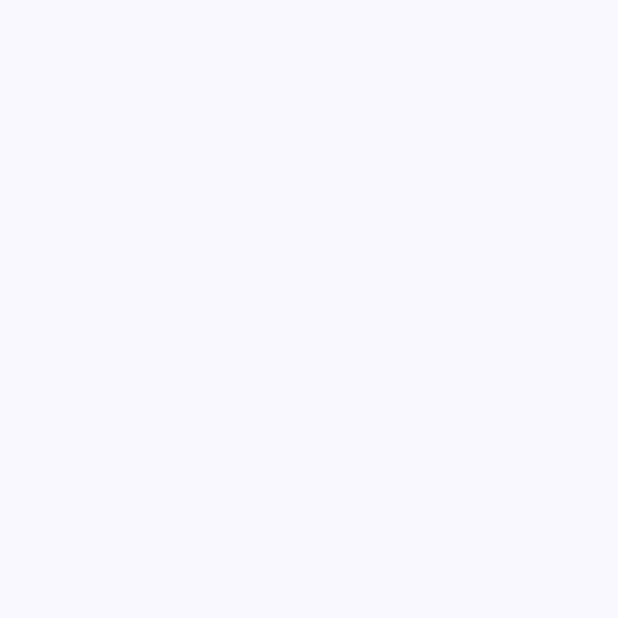
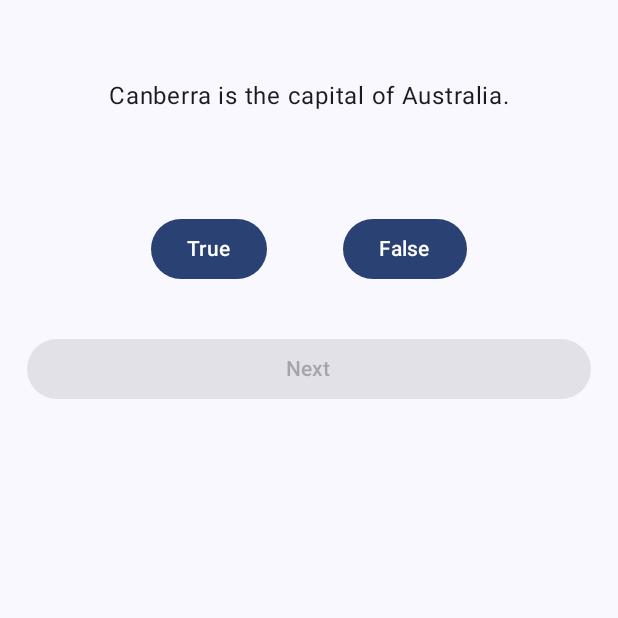
Before and after one commit to Zubarev06/lab6, an Android app built with Jetpack Compose: the screen it shows after launch (MainActivity), on a phone screen of 412 x 824 dp, the top half of it. Before the commit the part shown is empty. Run offline under Robolectric (Android 15) with nearby library versions, the phone set to English and light mode, and no system bars.

Commit message:
Quiz designee

```diff
--- a/app/src/main/java/com/example/geoquiz/MainActivity.kt
+++ b/app/src/main/java/com/example/geoquiz/MainActivity.kt
@@ -4,7 +4,10 @@ import android.os.Bundle
 import androidx.activity.ComponentActivity
 import androidx.activity.compose.setContent
 import androidx.activity.enableEdgeToEdge
+import androidx.compose.foundation.layout.Arrangement
+import androidx.compose.foundation.layout.Column
 import androidx.compose.foundation.layout.fillMaxSize
+import androidx.compose.foundation.layout.fillMaxWidth
 import androidx.compose.foundation.layout.padding
 import androidx.compose.material3.Scaffold
 import androidx.compose.material3.Text
@@ -17,6 +20,11 @@ import androidx.compose.ui.Modifier
 import androidx.compose.ui.tooling.preview.Preview
 import com.example.geoquiz.ui.theme.GeoQuizTheme
 import androidx.compose.runtime.getValue
+import androidx.compose.ui.Alignment
+import androidx.compose.ui.unit.dp
+import androidx.compose.foundation.layout.Row
+import androidx.compose.material3.Button
+import androidx.compose.ui.draw.alpha
 
 class MainActivity : ComponentActivity() {
     override fun onCreate(savedInstanceState: Bundle?) {
@@ -25,7 +33,7 @@ class MainActivity : ComponentActivity() {
         setContent {
             GeoQuizTheme {
                 Scaffold(modifier = Modifier.fillMaxSize()) { innerPadding ->
-
+                    Quiz(modifier = Modifier.padding(innerPadding))
                 }
             }
         }
@@ -97,7 +105,51 @@ fun QuizScreen(
     onAnswer: (Boolean) -> Unit,
     onNext: () -> Unit,
 ){
-
+    Scaffold(modifier = Modifier.fillMaxSize()) {
+    innerPadding ->
+        Column(
+            modifier = Modifier
+                .padding(innerPadding)
+                .padding(18.dp)
+                .fillMaxSize(),
+            verticalArrangement = Arrangement.Top,
+            horizontalAlignment = Alignment.CenterHorizontally
+        ) {
+            Text(
+                text = question.text,
+                modifier = Modifier.padding(34.dp)
+            )
+            Row(
+                modifier = Modifier
+                    .fillMaxWidth()
+                    .padding(32.dp),
+                horizontalArrangement = Arrangement.SpaceEvenly
+            ) {
+                Button(
+                    onClick = {onAnswer(true)},
+                    modifier = Modifier.alpha(if (hasAnswered) 0f else 1f)
+                ) {
+                    Text("True")
+                }
+                Button(
+                    onClick = {onAnswer(false)},
+                    modifier = Modifier.alpha(if (hasAnswered) 0f else 1f)
+                ) {
+                    Text("False")
+                }
+            }
+            val nextButton = if (hasAnswered && isLastQuestion) 0f else 1f
+            Button(
+                onClick = onNext,
+                enabled = hasAnswered && !isLastQuestion,
+                modifier = Modifier
+                    .fillMaxWidth()
+                    .alpha(nextButton)
+            ) {
+                Text("Next")
+            }
+        }
+    }
 }
 
 @Composable
```
